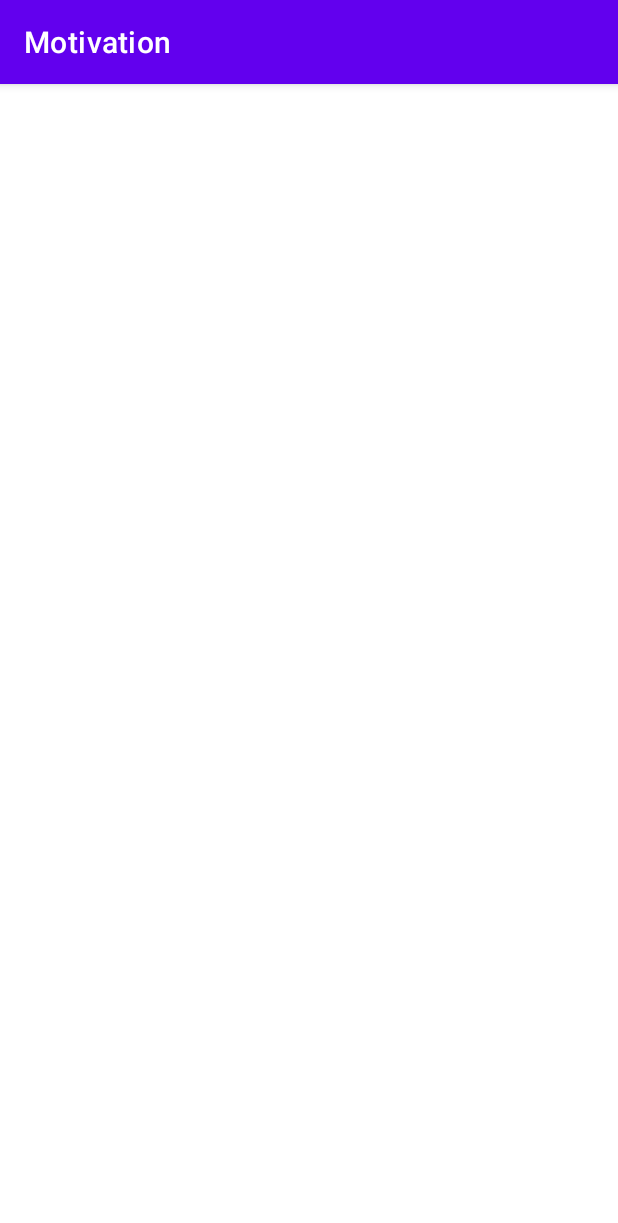
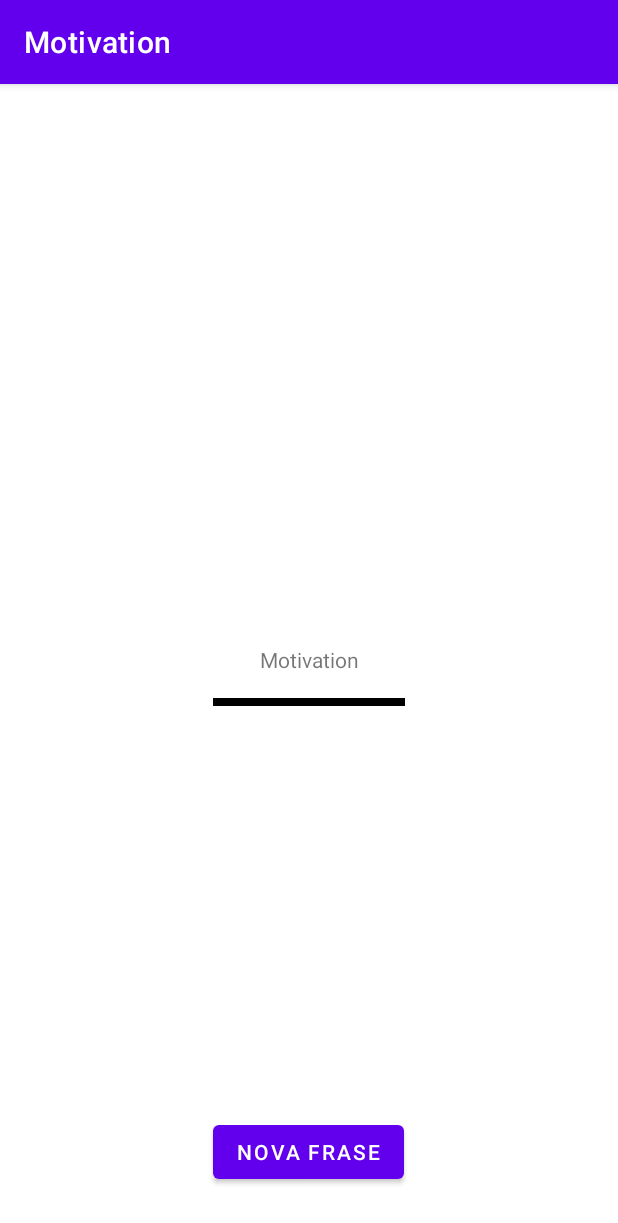
Before and after one commit to Ryan-lima13/Motivation, an Android app: the screen it shows after launch (MainActivity), on a phone screen of 412 x 824 dp. Shown: the top 1223 px of the screen. Run offline under Robolectric (Android 15) with nearby library versions, the phone set to English and light mode, and no system bars.

Commit message:
criando interface principal

```diff
--- /dev/null
+++ b/app/src/main/res/drawable/ic_all_inclusive.xml
@@ -0,0 +1,5 @@
+<vector android:height="24dp" android:tint="#FFFFFF"
+    android:viewportHeight="24" android:viewportWidth="24"
+    android:width="24dp" xmlns:android="http://schemas.android.com/apk/res/android">
+    <path android:fillColor="@android:color/white" android:pathData="M18.6,6.62c-1.44,0 -2.8,0.56 -3.77,1.53L12,10.66 10.48,12h0.01L7.8,14.39c-0.64,0.64 -1.49,0.99 -2.4,0.99 -1.87,0 -3.39,-1.51 -3.39,-3.38S3.53,8.62 5.4,8.62c0.91,0 1.76,0.35 2.44,1.03l1.13,1 1.51,-1.34L9.22,8.2C8.2,7.18 6.84,6.62 5.4,6.62 2.42,6.62 0,9.04 0,12s2.42,5.38 5.4,5.38c1.44,0 2.8,-0.56 3.77,-1.53l2.83,-2.5 0.01,0.01L13.52,12h-0.01l2.69,-2.39c0.64,-0.64 1.49,-0.99 2.4,-0.99 1.87,0 3.39,1.51 3.39,3.38s-1.52,3.38 -3.39,3.38c-0.9,0 -1.76,-0.35 -2.44,-1.03l-1.14,-1.01 -1.51,1.34 1.27,1.12c1.02,1.01 2.37,1.57 3.82,1.57 2.98,0 5.4,-2.41 5.4,-5.38s-2.42,-5.37 -5.4,-5.37z"/>
+</vector>
--- /dev/null
+++ b/app/src/main/res/drawable/ic_happy.xml
@@ -0,0 +1,5 @@
+<vector android:height="24dp" android:tint="#FFFFFF"
+    android:viewportHeight="24" android:viewportWidth="24"
+    android:width="24dp" xmlns:android="http://schemas.android.com/apk/res/android">
+    <path android:fillColor="@android:color/white" android:pathData="M11.99,2C6.47,2 2,6.48 2,12c0,5.52 4.47,10 9.99,10C17.52,22 22,17.52 22,12C22,6.48 17.52,2 11.99,2zM8.5,8C9.33,8 10,8.67 10,9.5S9.33,11 8.5,11S7,10.33 7,9.5S7.67,8 8.5,8zM12,18c-2.28,0 -4.22,-1.66 -5,-4h10C16.22,16.34 14.28,18 12,18zM15.5,11c-0.83,0 -1.5,-0.67 -1.5,-1.5S14.67,8 15.5,8S17,8.67 17,9.5S16.33,11 15.5,11z"/>
+</vector>
--- /dev/null
+++ b/app/src/main/res/drawable/ic_sunny_24.xml
@@ -0,0 +1,5 @@
+<vector android:height="24dp" android:tint="#FFFFFF"
+    android:viewportHeight="24" android:viewportWidth="24"
+    android:width="24dp" xmlns:android="http://schemas.android.com/apk/res/android">
+    <path android:fillColor="@android:color/white" android:pathData="M6.76,4.84l-1.8,-1.79 -1.41,1.41 1.79,1.79 1.42,-1.41zM4,10.5L1,10.5v2h3v-2zM13,0.55h-2L11,3.5h2L13,0.55zM20.45,4.46l-1.41,-1.41 -1.79,1.79 1.41,1.41 1.79,-1.79zM17.24,18.16l1.79,1.8 1.41,-1.41 -1.8,-1.79 -1.4,1.4zM20,10.5v2h3v-2h-3zM12,5.5c-3.31,0 -6,2.69 -6,6s2.69,6 6,6 6,-2.69 6,-6 -2.69,-6 -6,-6zM11,22.45h2L13,19.5h-2v2.95zM3.55,18.54l1.41,1.41 1.79,-1.8 -1.41,-1.41 -1.79,1.8z"/>
+</vector>
--- a/app/src/main/res/layout/activity_main.xml
+++ b/app/src/main/res/layout/activity_main.xml
@@ -1,8 +1,62 @@
 <?xml version="1.0" encoding="utf-8"?>
-<LinearLayout xmlns:android="http://schemas.android.com/apk/res/android"
+<RelativeLayout xmlns:android="http://schemas.android.com/apk/res/android"
     xmlns:app="http://schemas.android.com/apk/res-auto"
     xmlns:tools="http://schemas.android.com/tools"
     android:layout_width="match_parent"
     android:layout_height="match_parent"
     android:orientation="vertical"
-    tools:context=".MainActivity" />
+    tools:context=".MainActivity">
+
+    <LinearLayout
+        android:layout_width="match_parent"
+        android:layout_height="wrap_content"
+        android:padding="8dp">
+
+        <ImageView
+            android:layout_width="0dp"
+            android:layout_height="40dp"
+            android:layout_weight="1"
+            android:src="@drawable/ic_all_inclusive" />
+
+        <ImageView
+            android:layout_width="0dp"
+            android:layout_height="40dp"
+            android:layout_weight="1"
+            android:src="@drawable/ic_happy" />
+
+        <ImageView
+            android:layout_width="0dp"
+            android:layout_height="40dp"
+            android:layout_weight="1"
+            android:src="@drawable/ic_sunny_24" />
+
+
+    </LinearLayout>
+
+    <TextView
+        android:id="@+id/text_phrase"
+        android:layout_width="match_parent"
+        android:layout_height="wrap_content"
+        android:layout_centerInParent="true"
+        android:padding="16dp"
+        android:gravity="center"
+        android:text="Motivation"
+
+
+        />
+    <View
+        android:layout_width="128dp"
+        android:layout_centerHorizontal="true"
+        android:layout_below="@id/text_phrase"
+        android:background="@color/black"
+        android:layout_height="5dp"/>
+    <Button
+        android:layout_width="wrap_content"
+        android:layout_height="wrap_content"
+        android:layout_centerHorizontal="true"
+        android:layout_alignParentBottom="true"
+        android:layout_marginBottom="32dp"
+        android:text="Nova Frase"
+        />
+
+</RelativeLayout>
```
